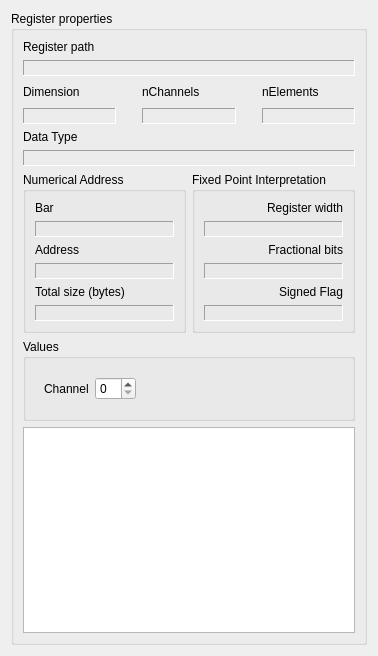
Old version of the form src/PropertiesWidgetForm.ui in the repository ChimeraTK/QtHardMon.
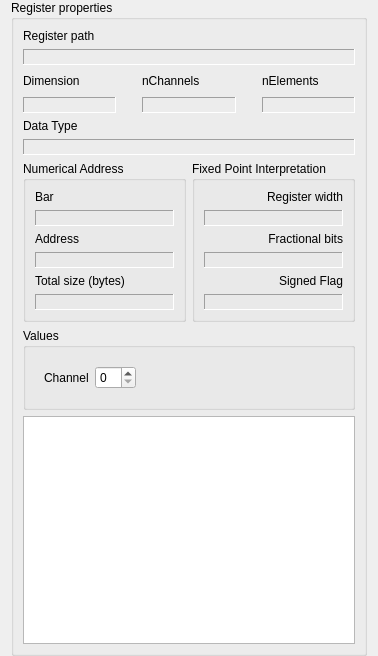
New version of the form.

Commit message: added splitter which allows resizing the devices/registers/content columns. This involved changing the logic the 'hide devices column' button works

Diff of the .ui file:
```diff
--- a/src/PropertiesWidgetForm.ui
+++ b/src/PropertiesWidgetForm.ui
@@ -20,6 +20,12 @@
    <string>Form</string>
   </property>
   <layout class="QVBoxLayout" name="verticalLayout_5">
+   <property name="topMargin">
+    <number>0</number>
+   </property>
+   <property name="bottomMargin">
+    <number>0</number>
+   </property>
    <item>
     <widget class="QGroupBox" name="registerPropertiesGroupBox">
      <property name="sizePolicy">
```
The commit also changes 2 other files.
